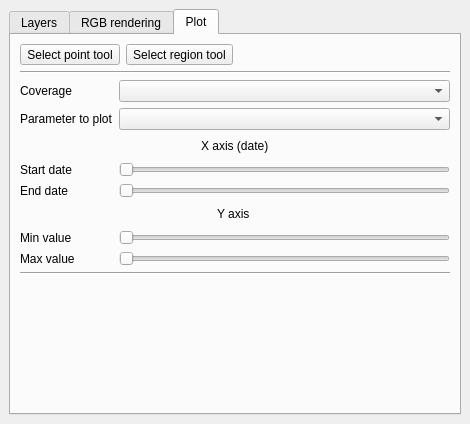
Before: the Qt Designer form datacubeplugin/ui/datacubewidget.ui in planetfederal/qgis-datacube-plugin, drawn with Qt 5.
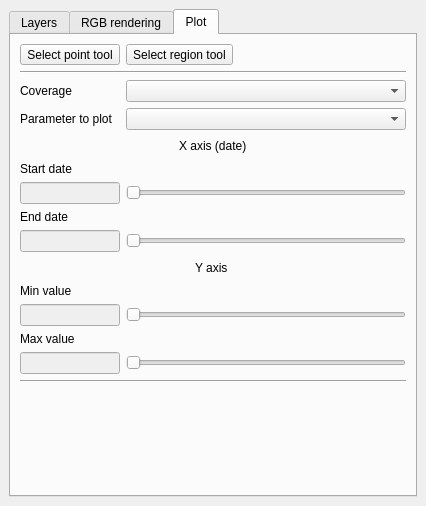
After: the same form once the commit is applied. The open tabs and pages were chosen to show the change.

Commit message: better handling of date range in plots

```diff
--- a/datacubeplugin/ui/datacubewidget.ui
+++ b/datacubeplugin/ui/datacubewidget.ui
@@ -6,8 +6,8 @@
    <rect>
     <x>0</x>
     <y>0</y>
-    <width>470</width>
-    <height>424</height>
+    <width>426</width>
+    <height>506</height>
    </rect>
   </property>
   <property name="windowTitle">
@@ -121,53 +121,6 @@
         <string>Plot</string>
        </attribute>
        <layout class="QGridLayout" name="gridLayout_2">
-        <item row="2" column="1" colspan="4">
-         <widget class="QComboBox" name="comboLayerToPlot"/>
-        </item>
-        <item row="1" column="0" colspan="5">
-         <widget class="Line" name="line_2">
-          <property name="orientation">
-           <enum>Qt::Horizontal</enum>
-          </property>
-         </widget>
-        </item>
-        <item row="9" column="0" colspan="5">
-         <layout class="QHBoxLayout" name="horizontalLayout_3">
-          <item>
-           <spacer name="horizontalSpacer_3">
-            <property name="orientation">
-             <enum>Qt::Horizontal</enum>
-            </property>
-            <property name="sizeHint" stdset="0">
-             <size>
-              <width>40</width>
-              <height>20</height>
-             </size>
-            </property>
-           </spacer>
-          </item>
-          <item>
-           <widget class="QLabel" name="label_11">
-            <property name="text">
-             <string>Y axis </string>
-            </property>
-           </widget>
-          </item>
-          <item>
-           <spacer name="horizontalSpacer_2">
-            <property name="orientation">
-             <enum>Qt::Horizontal</enum>
-            </property>
-            <property name="sizeHint" stdset="0">
-             <size>
-              <width>40</width>
-              <height>20</height>
-             </size>
-            </property>
-           </spacer>
-          </item>
-         </layout>
-        </item>
         <item row="0" column="0" colspan="5">
          <layout class="QHBoxLayout" name="horizontalLayout_2">
           <item>
@@ -208,6 +161,60 @@
           </item>
          </layout>
         </item>
+        <item row="2" column="1" colspan="4">
+         <widget class="QComboBox" name="comboLayerToPlot"/>
+        </item>
+        <item row="1" column="0" colspan="5">
+         <widget class="Line" name="line_2">
+          <property name="orientation">
+           <enum>Qt::Horizontal</enum>
+          </property>
+         </widget>
+        </item>
+        <item row="10" column="0" colspan="5">
+         <layout class="QHBoxLayout" name="horizontalLayout_3">
+          <item>
+           <spacer name="horizontalSpacer_3">
+            <property name="orientation">
+             <enum>Qt::Horizontal</enum>
+            </property>
+            <property name="sizeHint" stdset="0">
+             <size>
+              <width>40</width>
+              <height>20</height>
+             </size>
+            </property>
+           </spacer>
+          </item>
+          <item>
+           <widget class="QLabel" name="label_11">
+            <property name="text">
+             <string>Y axis </string>
+            </property>
+           </widget>
+          </item>
+          <item>
+           <spacer name="horizontalSpacer_2">
+            <property name="orientation">
+             <enum>Qt::Horizontal</enum>
+            </property>
+            <property name="sizeHint" stdset="0">
+             <size>
+              <width>40</width>
+              <height>20</height>
+             </size>
+            </property>
+           </spacer>
+          </item>
+         </layout>
+        </item>
+        <item row="17" column="0" colspan="5">
+         <widget class="Line" name="line_3">
+          <property name="orientation">
+           <enum>Qt::Horizontal</enum>
+          </property>
+         </widget>
+        </item>
         <item row="2" column="0">
          <widget class="QLabel" name="label_5">
           <property name="text">
@@ -215,6 +222,13 @@
           </property>
          </widget>
         </item>
+        <item row="15" column="0">
+         <widget class="QLabel" name="label_8">
+          <property name="text">
+           <string>Max value</string>
+          </property>
+         </widget>
+        </item>
         <item row="3" column="0">
          <widget class="QLabel" name="label_6">
           <property name="text">
@@ -222,33 +236,10 @@
           </property>
          </widget>
         </item>
-        <item row="3" column="1" colspan="4">
-         <widget class="QComboBox" name="comboParameterToPlot"/>
-        </item>
-        <item row="17" column="4">
-         <spacer name="verticalSpacer_2">
-          <property name="orientation">
-           <enum>Qt::Vertical</enum>
-          </property>
-          <property name="sizeHint" stdset="0">
-           <size>
-            <width>20</width>
-            <height>40</height>
-           </size>
-          </property>
-         </spacer>
-        </item>
-        <item row="7" column="0">
-         <widget class="QLabel" name="label_10">
+        <item row="13" column="0">
+         <widget class="QLabel" name="label_7">
           <property name="text">
-           <string>Start date</string>
-          </property>
-         </widget>
-        </item>
-        <item row="16" column="0" colspan="5">
-         <widget class="Line" name="line_3">
-          <property name="orientation">
-           <enum>Qt::Horizontal</enum>
+           <string>Min value</string>
           </property>
          </widget>
         </item>
@@ -289,24 +280,52 @@
           </item>
          </layout>
         </item>
-        <item row="14" column="0">
-         <widget class="QLabel" name="label_8">
-          <property name="text">
-           <string>Max value</string>
-          </property>
-         </widget>
+        <item row="3" column="1" colspan="4">
+         <widget class="QComboBox" name="comboParameterToPlot"/>
         </item>
-        <item row="7" column="1" colspan="4">
-         <widget class="QSlider" name="sliderStartDate">
+        <item row="18" column="4">
+         <spacer name="verticalSpacer_2">
           <property name="orientation">
-           <enum>Qt::Horizontal</enum>
+           <enum>Qt::Vertical</enum>
           </property>
-          <property name="tickPosition">
-           <enum>QSlider::NoTicks</enum>
+          <property name="sizeHint" stdset="0">
+           <size>
+            <width>20</width>
+            <height>40</height>
+           </size>
           </property>
-         </widget>
+         </spacer>
         </item>
         <item row="14" column="1" colspan="4">
+         <widget class="QSlider" name="sliderMinY">
+          <property name="orientation">
+           <enum>Qt::Horizontal</enum>
+          </property>
+          <property name="tickPosition">
+           <enum>QSlider::NoTicks</enum>
+          </property>
+         </widget>
+        </item>
+        <item row="14" column="0">
+         <widget class="QLineEdit" name="txtMinY">
+          <property name="enabled">
+           <bool>false</bool>
+          </property>
+          <property name="sizePolicy">
+           <sizepolicy hsizetype="Minimum" vsizetype="Fixed">
+            <horstretch>0</horstretch>
+            <verstretch>0</verstretch>
+           </sizepolicy>
+          </property>
+          <property name="maximumSize">
+           <size>
+            <width>100</width>
+            <height>16777215</height>
+           </size>
+          </property>
+         </widget>
+        </item>
+        <item row="16" column="1" colspan="4">
          <widget class="QSlider" name="sliderMaxY">
           <property name="orientation">
            <enum>Qt::Horizontal</enum>
@@ -320,14 +339,43 @@
           </property>
          </widget>
         </item>
-        <item row="12" column="0">
-         <widget class="QLabel" name="label_7">
+        <item row="16" column="0">
+         <widget class="QLineEdit" name="txtMaxY">
+          <property name="enabled">
+           <bool>false</bool>
+          </property>
+          <property name="sizePolicy">
+           <sizepolicy hsizetype="Minimum" vsizetype="Fixed">
+            <horstretch>0</horstretch>
+            <verstretch>0</verstretch>
+           </sizepolicy>
+          </property>
+          <property name="maximumSize">
+           <size>
+            <width>100</width>
+            <height>16777215</height>
+           </size>
+          </property>
+         </widget>
+        </item>
+        <item row="5" column="0">
+         <widget class="QLabel" name="label_10">
           <property name="text">
-           <string>Min value</string>
+           <string>Start date</string>
           </property>
          </widget>
         </item>
-        <item row="8" column="1" colspan="4">
+        <item row="7" column="1" colspan="4">
+         <widget class="QSlider" name="sliderStartDate">
+          <property name="orientation">
+           <enum>Qt::Horizontal</enum>
+          </property>
+          <property name="tickPosition">
+           <enum>QSlider::NoTicks</enum>
+          </property>
+         </widget>
+        </item>
+        <item row="9" column="1" colspan="4">
          <widget class="QSlider" name="sliderEndDate">
           <property name="orientation">
            <enum>Qt::Horizontal</enum>
@@ -337,13 +385,41 @@
           </property>
          </widget>
         </item>
-        <item row="12" column="1" colspan="4">
-         <widget class="QSlider" name="sliderMinY">
-          <property name="orientation">
-           <enum>Qt::Horizontal</enum>
+        <item row="9" column="0">
+         <widget class="QLineEdit" name="txtEndDate">
+          <property name="enabled">
+           <bool>false</bool>
           </property>
-          <property name="tickPosition">
-           <enum>QSlider::NoTicks</enum>
+          <property name="sizePolicy">
+           <sizepolicy hsizetype="Minimum" vsizetype="Fixed">
+            <horstretch>0</horstretch>
+            <verstretch>0</verstretch>
+           </sizepolicy>
+          </property>
+          <property name="maximumSize">
+           <size>
+            <width>100</width>
+            <height>16777215</height>
+           </size>
+          </property>
+         </widget>
+        </item>
+        <item row="7" column="0">
+         <widget class="QLineEdit" name="txtStartDate">
+          <property name="enabled">
+           <bool>false</bool>
+          </property>
+          <property name="sizePolicy">
+           <sizepolicy hsizetype="Minimum" vsizetype="Fixed">
+            <horstretch>0</horstretch>
+            <verstretch>0</verstretch>
+           </sizepolicy>
+          </property>
+          <property name="maximumSize">
+           <size>
+            <width>100</width>
+            <height>16777215</height>
+           </size>
           </property>
          </widget>
         </item>
```
The commit also changes 4 other files.
